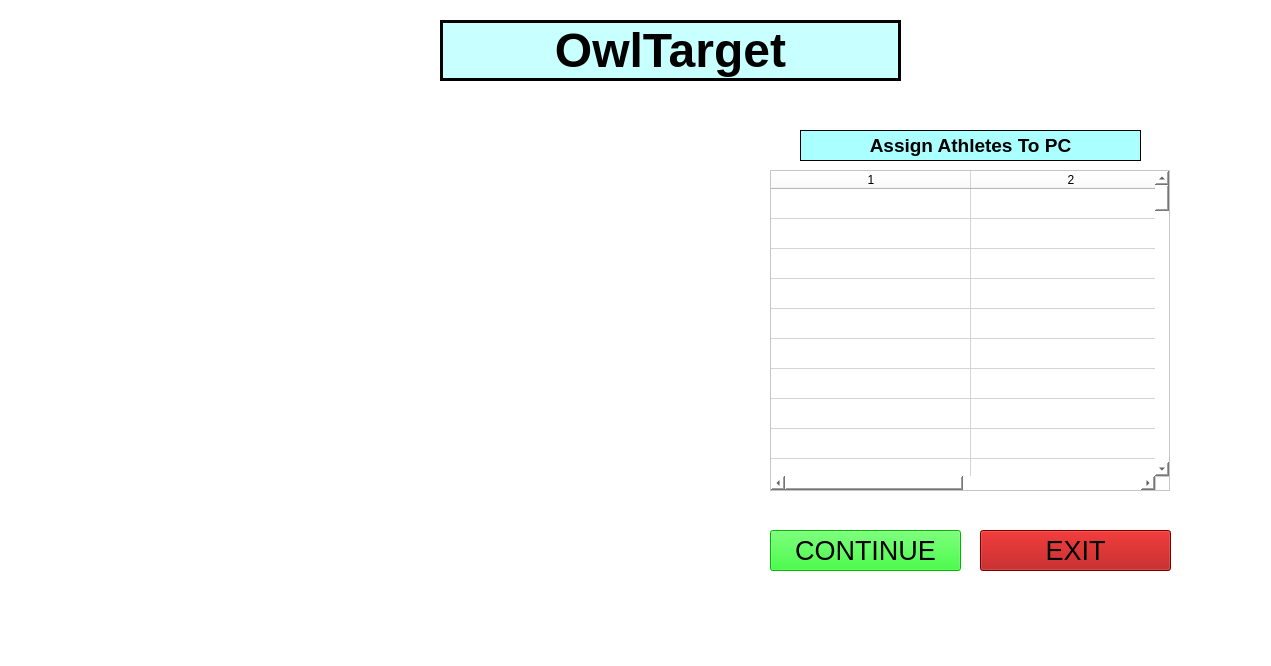
First picture: the form in central_pc/gui/mainwindow.ui, repository xBogas/ES-SACA, before the edit.
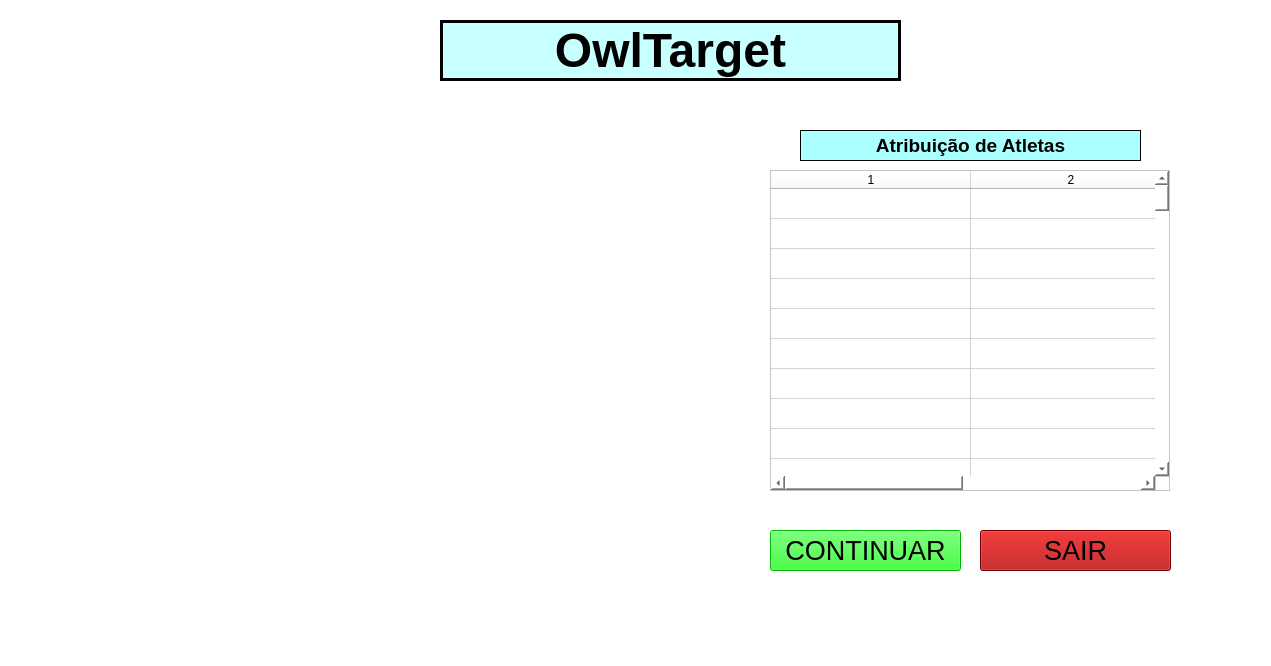
Second picture: the form after the edit. Icons and pictures are not drawn.

```diff
--- a/central_pc/gui/mainwindow.ui
+++ b/central_pc/gui/mainwindow.ui
@@ -38,7 +38,7 @@
      <string notr="true">background-color: rgb(170, 0, 0);</string>
     </property>
     <property name="text">
-     <string>EXIT</string>
+     <string>SAIR</string>
     </property>
    </widget>
    <widget class="QLabel" name="label">
@@ -276,7 +276,7 @@
      <enum>QFrame::Panel</enum>
     </property>
     <property name="text">
-     <string>Assign Athletes To PC</string>
+     <string>Atribuição de Atletas</string>
     </property>
     <property name="alignment">
      <set>Qt::AlignCenter</set>
@@ -300,7 +300,7 @@
      <string notr="true">background-color: rgb(0, 255, 0);</string>
     </property>
     <property name="text">
-     <string>CONTINUE</string>
+     <string>CONTINUAR</string>
     </property>
    </widget>
   </widget>
```
